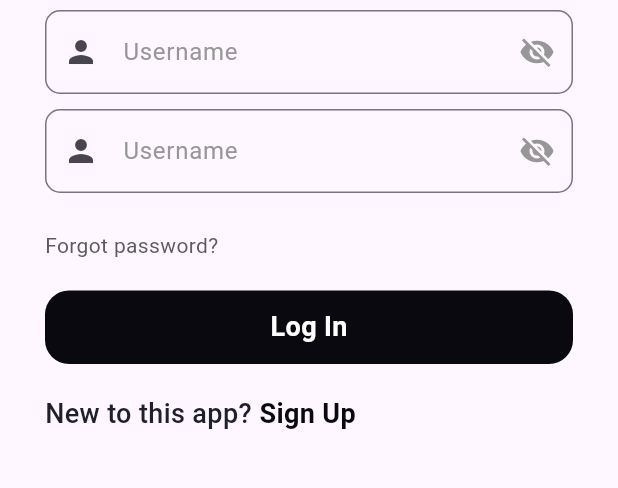
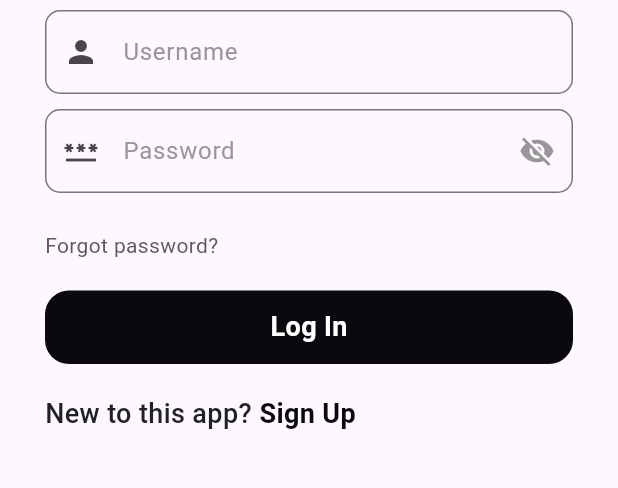
Before and after one commit to eliabsiji/reminderapp, a Flutter app: the screen it shows after launch, after a tap on the "arrow forward" icon, after a tap on "Login Now", on a phone screen of 412 x 824 dp, the part 404-892 px from its top. Run offline on Flutter 3.47's test engine with Material 3 defaults, Android fonts, the light colour scheme and no system bars; our stand-ins replace another_flutter_splash_screen, dio, introduction_screen; network calls fail; Roboto replaces fonts that are missing (Poppins).

Commit message:
Update login.dart

```diff
--- a/lib/views/screens/login.dart
+++ b/lib/views/screens/login.dart
@@ -25,6 +25,7 @@ class LogInScreen extends StatelessWidget {
 
   @override
   Widget build(BuildContext context) {
+    bool _isObscure = true;
     final formKey = GlobalKey<FormState>();
     final loginviewModel = Provider.of<LoginViewModel>(context);
 
@@ -64,8 +65,7 @@ class LogInScreen extends StatelessWidget {
                         child: Image.asset(
                       'images/login logo.png',
                     ))),
-                if (loginviewModel.isLoading)
-                  const CircularProgressIndicator(),
+                if (loginviewModel.isLoading) const CircularProgressIndicator(),
                 // Show error message if login fails
                 if (!loginviewModel.isLoading &&
                     loginviewModel.loginError != null)
@@ -89,7 +89,6 @@ class LogInScreen extends StatelessWidget {
                       }
                       return null;
                     },
-                    obscureText: true,
                     decoration: InputDecoration(
                       labelText: 'Username',
                       labelStyle: const TextStyle(
@@ -104,24 +103,7 @@ class LogInScreen extends StatelessWidget {
                       focusedBorder: const OutlineInputBorder(
                         borderSide: BorderSide(color: kPrimaryColor),
                       ),
-                        suffixIcon: true
-                            ? IconButton(
-                                onPressed: () {
-                                  // setState(() {
-                                  //   _isObscure = !_isObscure;
-                                  // });
-                                },
-                                icon: true
-                                    ? const Icon(
-                                        Icons.visibility_off,
-                                        color: kTextFieldColor,
-                                      )
-                                    : const Icon(
-                                        Icons.visibility,
-                                        color: kPrimaryColor,
                     ),
-                              )
-                            : null),
                   ),
                 ),
                 Padding(
@@ -136,7 +118,7 @@ class LogInScreen extends StatelessWidget {
                     },
                     obscureText: true,
                     decoration: InputDecoration(
-                        labelText: 'Username',
+                        labelText: 'Password',
                         labelStyle: const TextStyle(
                           color: kTextFieldColor,
                         ),
@@ -145,16 +127,16 @@ class LogInScreen extends StatelessWidget {
                             borderSide: const BorderSide(color: Colors.grey)),
                         fillColor: Colors.grey,
                         filled: false,
-                        prefixIcon: Icon(iconMapping['person']!),
+                        prefixIcon: Icon(iconMapping['password']!),
                         focusedBorder: const OutlineInputBorder(
                           borderSide: BorderSide(color: kPrimaryColor),
                         ),
                         suffixIcon: true
                             ? IconButton(
                                 onPressed: () {
-                                  // setState(() {
-                                  //   _isObscure = !_isObscure;
-                                  // });
+                                  setState(() {
+                                    _isObscure = !_isObscure;
+                                  });
                                 },
                                 icon: true
                                     ? const Icon(
@@ -178,8 +160,7 @@ class LogInScreen extends StatelessWidget {
                     Navigator.push(
                         context,
                         MaterialPageRoute(
-                            builder: (context) =>
-                                const ResetPasswordScreen()));
+                            builder: (context) => const ResetPasswordScreen()));
                   },
                   child: const Text(
                     'Forgot password?',
@@ -254,4 +235,6 @@ class LogInScreen extends StatelessWidget {
       ),
     );
   }
+
+  void setState(Null Function() param0) {}
 }
```
Lines whose indentation alone changed are shown as unchanged.
